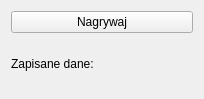
The window that src/mainwindow.ui (sggw-inf-2015-2/kk) describes before a commit, drawn with Qt 5.
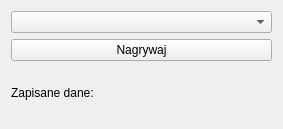
The same window after the commit.

Commit message: Implemented ability to choose audio device

The edit to the form file:
```diff
--- a/src/mainwindow.ui
+++ b/src/mainwindow.ui
@@ -6,8 +6,8 @@
    <rect>
     <x>0</x>
     <y>0</y>
-    <width>204</width>
-    <height>99</height>
+    <width>283</width>
+    <height>129</height>
    </rect>
   </property>
   <property name="windowTitle">
@@ -15,6 +15,9 @@
   </property>
   <widget class="QWidget" name="centralWidget">
    <layout class="QVBoxLayout" name="verticalLayout">
+    <item>
+     <widget class="QComboBox" name="deviceComboBox"/>
+    </item>
     <item>
      <widget class="QPushButton" name="recordButton">
       <property name="text">
```
Left out of the diff: 4 changed lines with no effect on the pictures. The commit also changes 4 other files.
